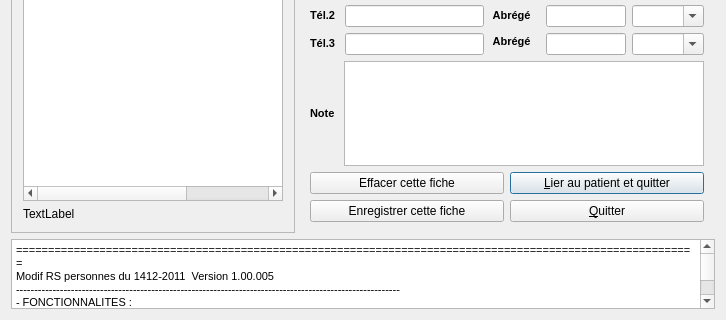
Above: Programmes/personnes/src/Dlg_personnes.ui from leo-naeka/medintux before the change; both pictures show x 0 to 726 and y 343 to 663 of the 726 by 663 pixel window. Below: the same form after it.
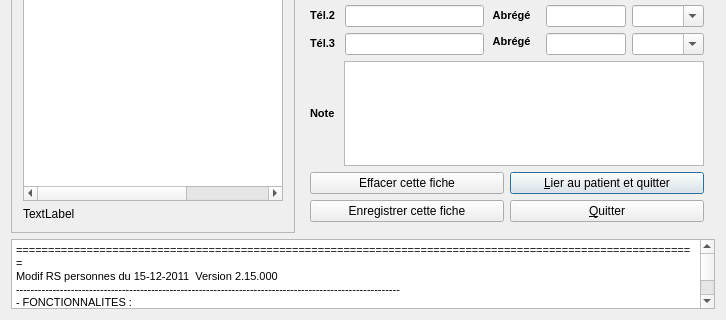
That is the form after the change. Custom widgets are drawn as their Qt base class.

Diff of the .ui file:
```diff
--- a/Programmes/personnes/src/Dlg_personnes.ui
+++ b/Programmes/personnes/src/Dlg_personnes.ui
@@ -763,6 +763,9 @@
 &lt;table border=&quot;0&quot; style=&quot;-qt-table-type: root; margin-top:4px; margin-bottom:4px; margin-left:4px; margin-right:4px;&quot;&gt;
 &lt;tr&gt;
 &lt;td style=&quot;border: none;&quot;&gt;
+&lt;p style=&quot; margin-top:0px; margin-bottom:0px; margin-left:0px; margin-right:0px; -qt-block-indent:0; text-indent:0px;&quot;&gt;&lt;span style=&quot; font-family:'MS Shell Dlg 2'; font-size:8pt;&quot;&gt;========================================================================================================== &lt;br /&gt;Modif RS personnes du 15-12-2011  Version 2.15.000&lt;br /&gt;--------------------------------------------------------------------------------------------------------- &lt;br /&gt;- FONCTIONNALITES : &lt;/span&gt;&lt;/p&gt;
+&lt;p style=&quot; margin-top:0px; margin-bottom:0px; margin-left:0px; margin-right:0px; -qt-block-indent:0; text-indent:0px;&quot;&gt;&lt;span style=&quot; font-family:'MS Shell Dlg 2'; font-size:8pt;&quot;&gt;    - Nouvelle version pour la 2.15.000&lt;/span&gt;&lt;/p&gt;
+&lt;p style=&quot;-qt-paragraph-type:empty; margin-top:0px; margin-bottom:0px; margin-left:0px; margin-right:0px; -qt-block-indent:0; text-indent:0px;&quot;&gt;&lt;/p&gt;
 &lt;p style=&quot; margin-top:0px; margin-bottom:0px; margin-left:0px; margin-right:0px; -qt-block-indent:0; text-indent:0px;&quot;&gt;&lt;span style=&quot; font-family:'MS Shell Dlg 2'; font-size:8pt;&quot;&gt;========================================================================================================== &lt;br /&gt;Modif RS personnes du 1412-2011  Version 1.00.005&lt;br /&gt;--------------------------------------------------------------------------------------------------------- &lt;br /&gt;- FONCTIONNALITES : &lt;/span&gt;&lt;/p&gt;
 &lt;p style=&quot; margin-top:0px; margin-bottom:0px; margin-left:0px; margin-right:0px; -qt-block-indent:0; text-indent:0px;&quot;&gt;&lt;span style=&quot; font-family:'MS Shell Dlg 2'; font-size:8pt;&quot;&gt;    - Correction regression de code sur mise en avant plan&lt;/span&gt;&lt;/p&gt;
 &lt;p style=&quot; margin-top:0px; margin-bottom:0px; margin-left:0px; margin-right:0px; -qt-block-indent:0; text-indent:0px;&quot;&gt;&lt;span style=&quot; font-family:'MS Shell Dlg 2'; font-size:8pt;&quot;&gt;    - Ajout des éléments permettant l'internationalisation&lt;/span&gt;&lt;/p&gt;
```
